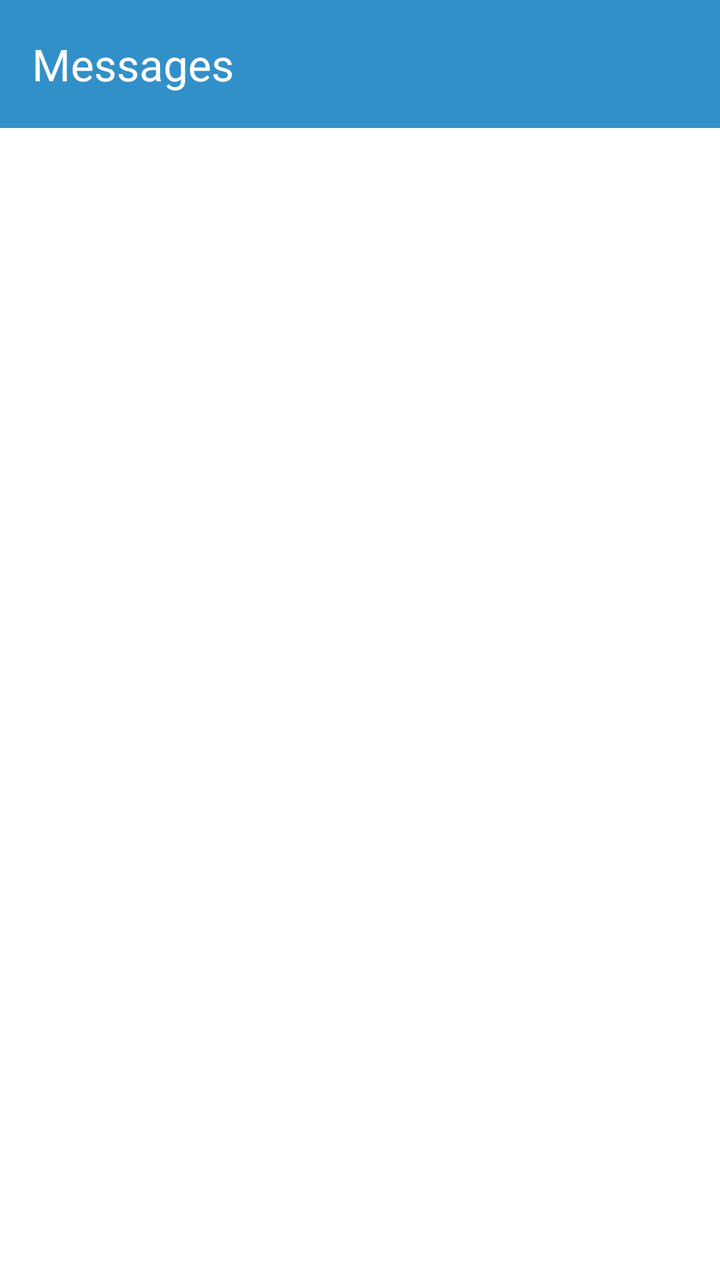
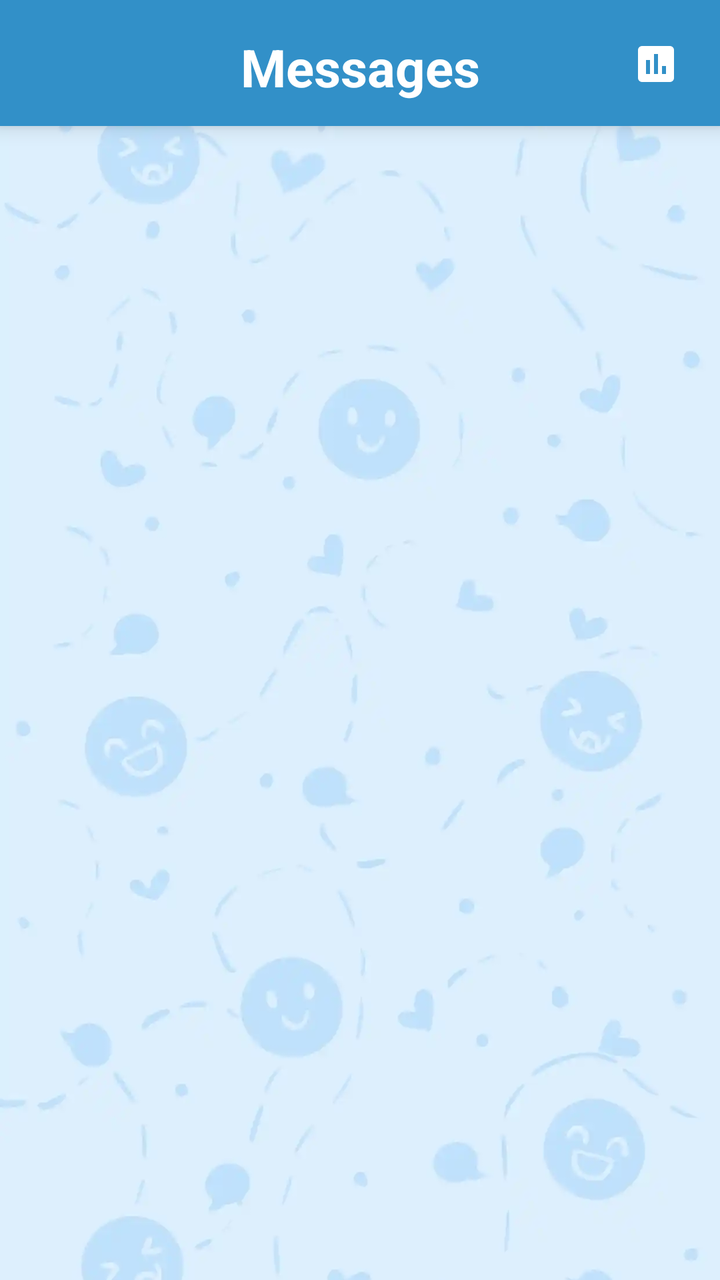

Two renders of the same Android screen: before a commit and after it. Below are the layout's source before the change and the commit's diff.
<!-- AndroidManifest.xml: application theme Theme.BetweenUs -->
<!-- res/layout/fragment_chat_list.xml -->
<?xml version="1.0" encoding="utf-8"?>
<androidx.constraintlayout.widget.ConstraintLayout xmlns:android="http://schemas.android.com/apk/res/android"
    xmlns:app="http://schemas.android.com/apk/res-auto"
    android:layout_width="match_parent"
    android:layout_height="match_parent"
    android:background="@color/white">

    <com.google.android.material.appbar.MaterialToolbar
        android:id="@+id/toolbar"
        android:layout_width="match_parent"
        android:layout_height="wrap_content"
        android:background="#3290c8"
        app:title="Messages"
        app:titleTextColor="@color/white"
        app:layout_constraintTop_toTopOf="parent" />

    <androidx.recyclerview.widget.RecyclerView
        android:id="@+id/chatListRecyclerView"
        android:layout_width="match_parent"
        android:layout_height="0dp"
        app:layout_constraintBottom_toBottomOf="parent"
        app:layout_constraintTop_toBottomOf="@id/toolbar" />

</androidx.constraintlayout.widget.ConstraintLayout>
<!-- resources referenced by this layout -->
<resources>
  <color name="white">#FFFFFFFF</color>
  <style name="Theme.BetweenUs" parent="Theme.MaterialComponents.DayNight.NoActionBar">
          
          <item name="colorPrimary">@color/purple_500</item>
          <item name="colorPrimaryVariant">@color/purple_700</item>
          <item name="colorOnPrimary">@color/white</item>
          
          <item name="colorSecondary">@color/teal_200</item>
          <item name="colorSecondaryVariant">@color/teal_700</item>
          <item name="colorOnSecondary">@color/black</item>
          
          <item name="android:statusBarColor">?attr/colorPrimaryVariant</item>
          
      </style>
  <color name="purple_500">#FF6200EE</color>
  <color name="purple_700">#FF3700B3</color>
  <color name="teal_200">#FF03DAC5</color>
  <color name="teal_700">#FF018786</color>
  <color name="black">#FF000000</color>
</resources>

<!-- the commit's change to res/layout/fragment_chat_list.xml (unified diff, before → after) -->
@@ -4,15 +4,44 @@
     android:layout_width="match_parent"
     android:layout_height="match_parent"
     android:background="@color/white">
+    <ImageView
+        android:id="@+id/bgImage"
+        android:layout_width="0dp"
+        android:layout_height="0dp"
+        android:scaleType="centerCrop"
+        android:src="@drawable/bg"
+        app:layout_constraintBottom_toBottomOf="parent"
+        app:layout_constraintEnd_toEndOf="parent"
+        app:layout_constraintStart_toStartOf="parent"
+        app:layout_constraintTop_toTopOf="parent" />
 
-    <com.google.android.material.appbar.MaterialToolbar
+    <ImageButton
+        android:id="@+id/btn_generate_report"
+        android:layout_width="64dp"
+        android:layout_height="64dp"
+        android:src="@drawable/stats_btn"
+        android:background="@android:color/transparent"
+        android:elevation="8dp"
+        app:layout_constraintTop_toTopOf="parent"
+        app:layout_constraintEnd_toEndOf="parent"
+        app:tint="@color/white" />
+
+    <TextView
         android:id="@+id/toolbar"
-        android:layout_width="match_parent"
+        android:layout_width="0dp"
         android:layout_height="wrap_content"
+        android:text="Messages"
+        android:textSize="26sp"
+        android:textStyle="bold"
+        android:gravity="center"
+        android:paddingTop="16dp"
+        android:paddingBottom="12dp"
         android:background="#3290c8"
-        app:title="Messages"
-        app:titleTextColor="@color/white"
-        app:layout_constraintTop_toTopOf="parent" />
+        android:textColor="@color/white"
+        android:elevation="6dp"
+        app:layout_constraintTop_toTopOf="parent"
+        app:layout_constraintStart_toStartOf="parent"
+        app:layout_constraintEnd_toEndOf="parent"/>
 
     <androidx.recyclerview.widget.RecyclerView
         android:id="@+id/chatListRecyclerView"
<!-- resource entries referenced after the edit -->
@@ -1,6 +1,17 @@
 <!-- resources referenced by this layout -->
 <resources>
   <color name="white">#FFFFFFFF</color>
+  <!-- drawable bg: webp bitmap (drawable, 16506 bytes) -->
+  <!-- drawable stats_btn (drawable) -->
+  <vector xmlns:android="http://schemas.android.com/apk/res/android"
+      android:width="24dp"
+      android:height="24dp"
+      android:viewportWidth="960"
+      android:viewportHeight="960">
+    <path
+        android:pathData="M280,680h80v-280h-80v280ZM440,680h80v-400h-80v400ZM600,680h80v-160h-80v160ZM200,840q-33,0 -56.5,-23.5T120,760v-560q0,-33 23.5,-56.5T200,120h560q33,0 56.5,23.5T840,200v560q0,33 -23.5,56.5T760,840L200,840Z"
+        android:fillColor="#e3e3e3"/>
+  </vector>
   <style name="Theme.BetweenUs" parent="Theme.MaterialComponents.DayNight.NoActionBar">
           
           <item name="colorPrimary">@color/purple_500</item>
